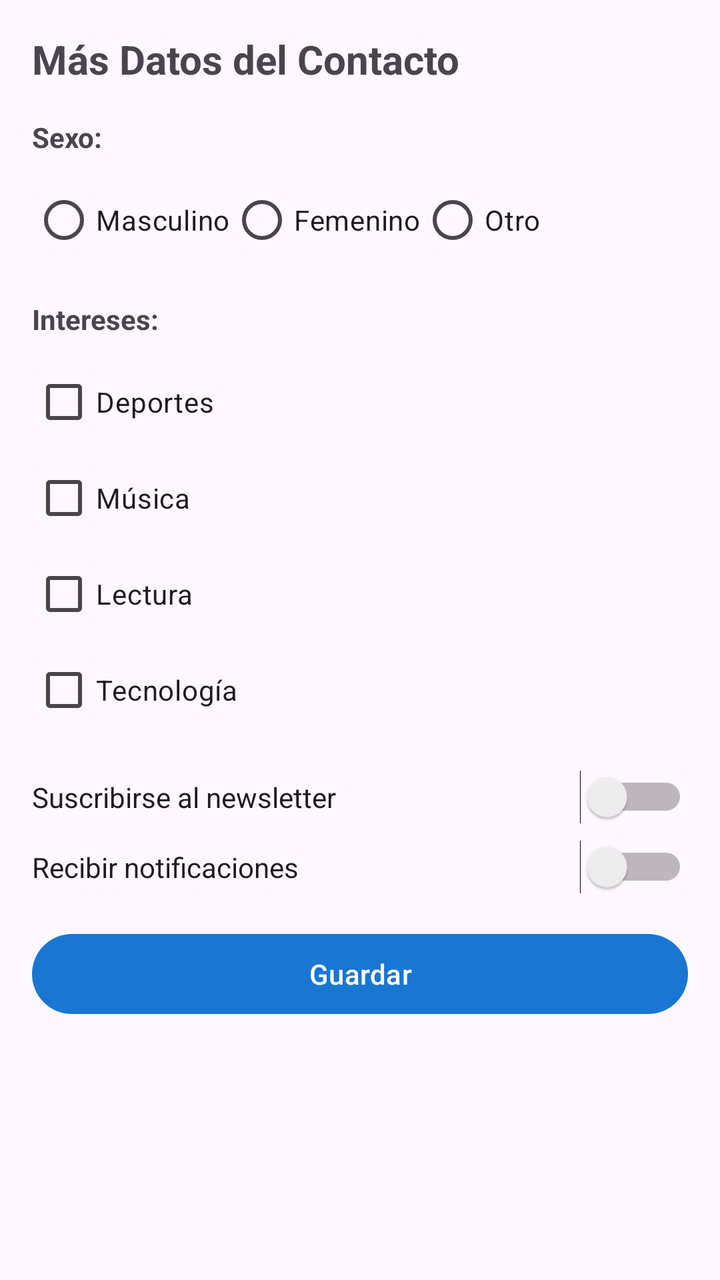
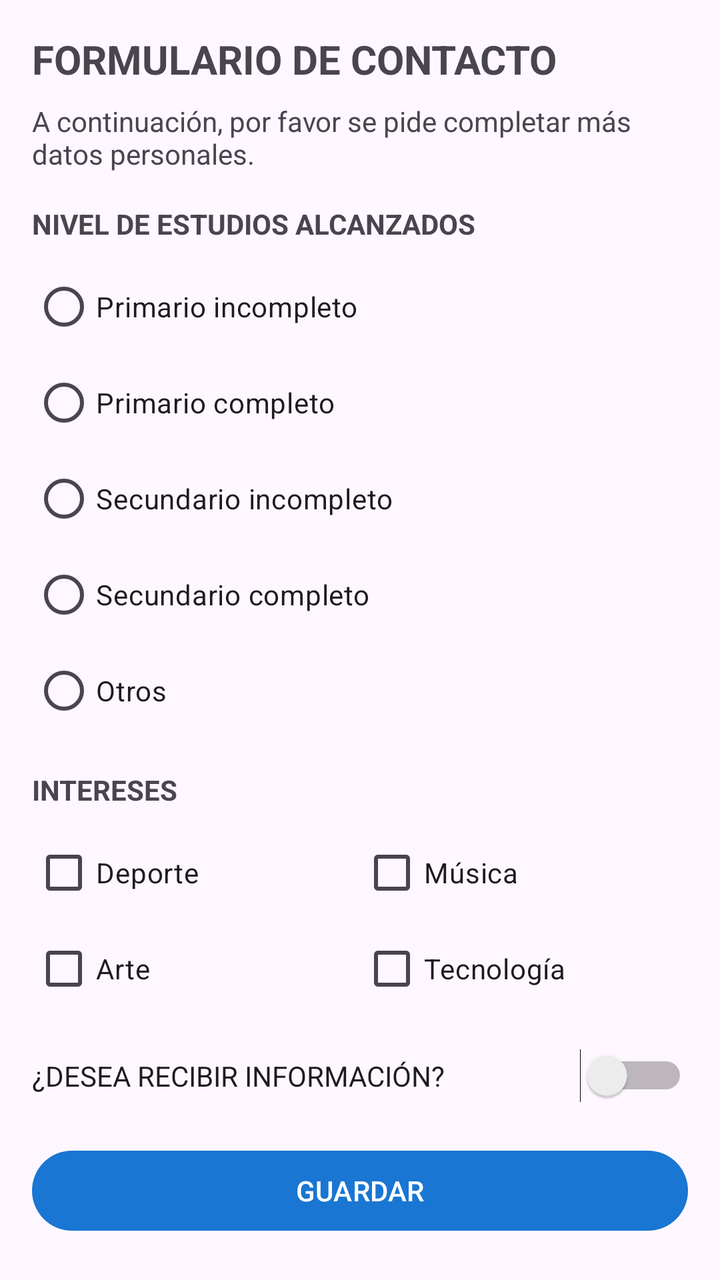

Two renders of the same Android screen: before a commit and after it. Below are the layout's source before the change and the commit's diff.
<!-- AndroidManifest.xml: application theme Theme.TP6_GRUPO_18 -->
<!-- res/layout/activity_form_mas_datos.xml -->
<?xml version="1.0" encoding="utf-8"?>
<ScrollView
    xmlns:android="http://schemas.android.com/apk/res/android"
    android:id="@+id/scrollView"
    android:layout_width="match_parent"
    android:layout_height="match_parent"
    android:fillViewport="true">

    <LinearLayout
        android:layout_width="match_parent"
        android:layout_height="wrap_content"
        android:orientation="vertical"
        android:padding="16dp">

        <TextView
            android:layout_width="wrap_content"
            android:layout_height="wrap_content"
            android:text="Más Datos del Contacto"
            android:textSize="20sp"
            android:textStyle="bold"
            android:layout_marginBottom="16dp" />

        <TextView
            android:layout_width="wrap_content"
            android:layout_height="wrap_content"
            android:text="Sexo:"
            android:textStyle="bold"
            android:layout_marginBottom="8dp" />

        <RadioGroup
            android:id="@+id/rgSexo"
            android:layout_width="match_parent"
            android:layout_height="wrap_content"
            android:orientation="horizontal"
            android:layout_marginBottom="16dp">

            <RadioButton
                android:id="@+id/rbMasculino"
                android:layout_width="wrap_content"
                android:layout_height="wrap_content"
                android:text="Masculino" />

            <RadioButton
                android:id="@+id/rbFemenino"
                android:layout_width="wrap_content"
                android:layout_height="wrap_content"
                android:text="Femenino" />

            <RadioButton
                android:id="@+id/rbOtro"
                android:layout_width="wrap_content"
                android:layout_height="wrap_content"
                android:text="Otro" />
        </RadioGroup>

        <TextView
            android:layout_width="wrap_content"
            android:layout_height="wrap_content"
            android:text="Intereses:"
            android:textStyle="bold"
            android:layout_marginBottom="8dp" />

        <CheckBox
            android:id="@+id/cbDeportes"
            android:layout_width="wrap_content"
            android:layout_height="wrap_content"
            android:text="Deportes" />

        <CheckBox
            android:id="@+id/cbMusica"
            android:layout_width="wrap_content"
            android:layout_height="wrap_content"
            android:text="Música" />

        <CheckBox
            android:id="@+id/cbLectura"
            android:layout_width="wrap_content"
            android:layout_height="wrap_content"
            android:text="Lectura" />

        <CheckBox
            android:id="@+id/cbTecnologia"
            android:layout_width="wrap_content"
            android:layout_height="wrap_content"
            android:text="Tecnología"
            android:layout_marginBottom="16dp" />

        <Switch
            android:id="@+id/swNewsletter"
            android:layout_width="match_parent"
            android:layout_height="wrap_content"
            android:text="Suscribirse al newsletter"
            android:layout_marginBottom="8dp" />

        <Switch
            android:id="@+id/swNotificaciones"
            android:layout_width="match_parent"
            android:layout_height="wrap_content"
            android:text="Recibir notificaciones"
            android:layout_marginBottom="16dp" />

        <Button
            android:id="@+id/btnGuardar"
            android:layout_width="match_parent"
            android:layout_height="wrap_content"
            android:text="Guardar" />

    </LinearLayout>
</ScrollView>
<!-- resources referenced by this layout -->
<resources>
  <style name="Theme.TP6_GRUPO_18" parent="Base.Theme.TP6_GRUPO_18" />
  <style name="Base.Theme.TP6_GRUPO_18" parent="Theme.Material3.DayNight">
          
          <item name="colorPrimary">#1976D2</item>
          <item name="colorPrimaryVariant">#1565C0</item>
          <item name="colorOnPrimary">#FFFFFF</item>
      </style>
</resources>

<!-- the commit's change to res/layout/activity_form_mas_datos.xml (unified diff, before → after) -->
@@ -15,95 +15,123 @@
         <TextView
             android:layout_width="wrap_content"
             android:layout_height="wrap_content"
-            android:text="Más Datos del Contacto"
+            android:text="FORMULARIO DE CONTACTO"
             android:textSize="20sp"
             android:textStyle="bold"
+            android:layout_marginBottom="8dp" />
+
+        <TextView
+            android:layout_width="match_parent"
+            android:layout_height="wrap_content"
+            android:text="A continuación, por favor se pide completar más datos personales."
+            android:textSize="14sp"
             android:layout_marginBottom="16dp" />
 
         <TextView
             android:layout_width="wrap_content"
             android:layout_height="wrap_content"
-            android:text="Sexo:"
+            android:text="NIVEL DE ESTUDIOS ALCANZADOS"
             android:textStyle="bold"
             android:layout_marginBottom="8dp" />
 
         <RadioGroup
-            android:id="@+id/rgSexo"
+            android:id="@+id/rgNivelEstudios"
+            android:layout_width="match_parent"
+            android:layout_height="wrap_content"
+            android:orientation="vertical"
+            android:layout_marginBottom="16dp">
+
+            <RadioButton
+                android:id="@+id/rbPrimarioIncompleto"
+                android:layout_width="wrap_content"
+                android:layout_height="wrap_content"
+                android:text="Primario incompleto" />
+
+            <RadioButton
+                android:id="@+id/rbPrimarioCompleto"
+                android:layout_width="wrap_content"
+                android:layout_height="wrap_content"
+                android:text="Primario completo" />
+
+            <RadioButton
+                android:id="@+id/rbSecundarioIncompleto"
+                android:layout_width="wrap_content"
+                android:layout_height="wrap_content"
+                android:text="Secundario incompleto" />
+
+            <RadioButton
+                android:id="@+id/rbSecundarioCompleto"
+                android:layout_width="wrap_content"
+                android:layout_height="wrap_content"
+                android:text="Secundario completo" />
+
+            <RadioButton
+                android:id="@+id/rbOtros"
+                android:layout_width="wrap_content"
+                android:layout_height="wrap_content"
+                android:text="Otros" />
+        </RadioGroup>
+
+        <TextView
+            android:layout_width="wrap_content"
+            android:layout_height="wrap_content"
+            android:text="INTERESES"
+            android:textStyle="bold"
+            android:layout_marginBottom="8dp" />
+
+        <LinearLayout
+            android:layout_width="match_parent"
+            android:layout_height="wrap_content"
+            android:orientation="horizontal">
+
+            <CheckBox
+                android:id="@+id/cbDeporte"
+                android:layout_width="0dp"
+                android:layout_height="wrap_content"
+                android:layout_weight="1"
+                android:text="Deporte" />
+
+            <CheckBox
+                android:id="@+id/cbMusica"
+                android:layout_width="0dp"
+                android:layout_height="wrap_content"
+                android:layout_weight="1"
+                android:text="Música" />
+        </LinearLayout>
+
+        <LinearLayout
             android:layout_width="match_parent"
             android:layout_height="wrap_content"
             android:orientation="horizontal"
             android:layout_marginBottom="16dp">
 
-            <RadioButton
-                android:id="@+id/rbMasculino"
-                android:layout_width="wrap_content"
+            <CheckBox
+                android:id="@+id/cbArte"
+                android:layout_width="0dp"
                 android:layout_height="wrap_content"
-                android:text="Masculino" />
+                android:layout_weight="1"
+                android:text="Arte" />
 
-            <RadioButton
-                android:id="@+id/rbFemenino"
-                android:layout_width="wrap_content"
+            <CheckBox
+                android:id="@+id/cbTecnologia"
+                android:layout_width="0dp"
                 android:layout_height="wrap_content"
-                android:text="Femenino" />
-
-            <RadioButton
-                android:id="@+id/rbOtro"
-                android:layout_width="wrap_content"
-                android:layout_height="wrap_content"
-                android:text="Otro" />
-        </RadioGroup>
-
-        <TextView
-            android:layout_width="wrap_content"
-            android:layout_height="wrap_content"
-            android:text="Intereses:"
-            android:textStyle="bold"
-            android:layout_marginBottom="8dp" />
-
-        <CheckBox
-            android:id="@+id/cbDeportes"
-            android:layout_width="wrap_content"
-            android:layout_height="wrap_content"
-            android:text="Deportes" />
-
-        <CheckBox
-            android:id="@+id/cbMusica"
-            android:layout_width="wrap_content"
-            android:layout_height="wrap_content"
-            android:text="Música" />
-
-        <CheckBox
-            android:id="@+id/cbLectura"
-            android:layout_width="wrap_content"
-            android:layout_height="wrap_content"
-            android:text="Lectura" />
-
-        <CheckBox
-            android:id="@+id/cbTecnologia"
-            android:layout_width="wrap_content"
-            android:layout_height="wrap_content"
-            android:text="Tecnología"
-            android:layout_marginBottom="16dp" />
+                android:layout_weight="1"
+                android:text="Tecnología" />
+        </LinearLayout>
 
         <Switch
-            android:id="@+id/swNewsletter"
+            android:id="@+id/swRecibeInfo"
             android:layout_width="match_parent"
             android:layout_height="wrap_content"
-            android:text="Suscribirse al newsletter"
-            android:layout_marginBottom="8dp" />
-
-        <Switch
-            android:id="@+id/swNotificaciones"
-            android:layout_width="match_parent"
-            android:layout_height="wrap_content"
-            android:text="Recibir notificaciones"
-            android:layout_marginBottom="16dp" />
+            android:text="¿DESEA RECIBIR INFORMACIÓN?"
+            android:layout_marginBottom="20dp" />
 
         <Button
             android:id="@+id/btnGuardar"
             android:layout_width="match_parent"
             android:layout_height="wrap_content"
-            android:text="Guardar" />
+            android:text="GUARDAR" />
 
     </LinearLayout>
 </ScrollView>
